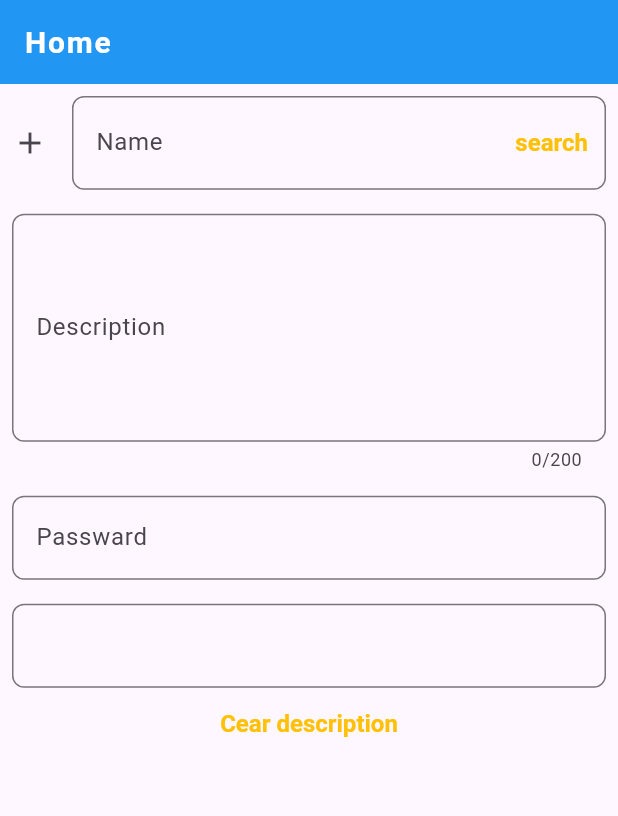
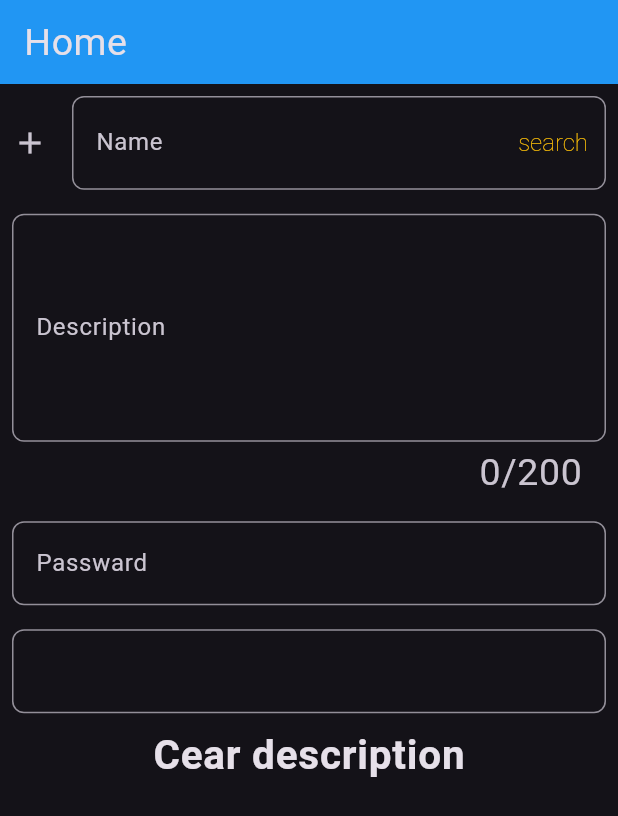
Before and after one commit to Ruman007-75/Ruman007-75, a Flutter app: the screen it shows after launch, on a phone screen of 412 x 824 dp. Shown: the top 816 px of the screen. Run offline on Flutter 3.47's test engine with Material 3 defaults, Android fonts, the phone set to English and light mode, and no system bars.

Commit message:
add text theme

```diff
--- /dev/null
+++ b/lib/home.dart
@@ -0,0 +1,145 @@
+import 'package:flutter/material.dart';
+
+class Home extends StatefulWidget {
+  const Home({super.key});
+
+  @override
+  State<Home> createState() => _HomeState();
+}
+
+class _HomeState extends State<Home> {
+  TextEditingController _descriptionTEController = TextEditingController();
+  @override
+  Widget build(BuildContext context) {
+    return Scaffold(
+      //backgroundColor: Colors.white,
+      appBar: AppBar(
+        title: Text('Home', style: Theme.of(context).textTheme.bodySmall),
+        backgroundColor: Colors.blue,
+      ),
+      body: SingleChildScrollView(
+        child: Padding(
+          padding: const EdgeInsets.all(8.0),
+          child: Column(
+            children: [
+              TextField(
+                enabled: true,
+                decoration: InputDecoration(
+                  label: Text('Name'),
+                  labelStyle: TextStyle(
+                    fontSize: 16,
+                  ),
+                  hintText: 'enter your name',
+                  hintStyle: TextStyle(
+                    color: Colors.green.shade200,
+                  ),
+                  icon: Icon(Icons.add),
+                  prefix: Icon(Icons.search),
+                  suffixIcon: TextButton(
+                    child: Text('search'),
+                    onPressed: (){},
+                  ),
+                  border: OutlineInputBorder(
+                      borderRadius: BorderRadius.circular(8),
+                      borderSide: BorderSide(
+                          color: Colors.deepPurple,
+                          width: 2
+                      )
+                  ),
+                  disabledBorder: OutlineInputBorder(
+                      borderRadius: BorderRadius.circular(8),
+                      borderSide: BorderSide(
+                          color: Colors.green,
+                          width: 2
+                      )
+                  ),
+                  focusedBorder: OutlineInputBorder(
+                      borderRadius: BorderRadius.circular(8),
+                      borderSide: BorderSide(
+                        color: Colors.yellow,
+                      )
+                  ),
+                ),
+              ),
+              SizedBox(height: 16,),
+              TextField(
+                enabled: true,
+                controller: _descriptionTEController,
+                maxLines: 5,
+                maxLength: 200,
+                onTap: (){
+                  print('Taped on taxed field');
+                },
+                onChanged: (String value){
+                  print('value');
+                },
+                decoration: InputDecoration(
+                  label: Text('Description'),
+                  labelStyle: TextStyle(
+                    fontSize: 16,
+                  ),
+                  hintText: 'Enter your Description',
+                  hintStyle: TextStyle(
+                    color: Colors.green.shade200,
+                  ),
+                  border: OutlineInputBorder(
+                      borderRadius: BorderRadius.circular(8),
+                      borderSide: BorderSide(
+                          color: Colors.deepPurple,
+                          width: 2
+                      )
+                  ),
+                  disabledBorder: OutlineInputBorder(
+                      borderRadius: BorderRadius.circular(8),
+                      borderSide: BorderSide(
+                          color: Colors.green,
+                          width: 2
+                      )
+                  ),
+                  focusedBorder: OutlineInputBorder(
+                      borderRadius: BorderRadius.circular(8),
+                      borderSide: BorderSide(
+                        color: Colors.yellow,
+                      )
+                  ),
+                ),
+              ),
+              SizedBox(height: 16,),
+              TextField(
+                enabled: true,
+
+                onChanged: (String value){
+                  print('value');
+                },
+                obscureText: true,
+                controller: TextEditingController(// etr dekte pare,update kore,re save kore
+
+                ),
+                decoration: InputDecoration(
+                  label: Text('Passward'),
+                  labelStyle: TextStyle(
+                    fontSize: 16,
+                  ),
+                  hintText: 'Enter your Passward',
+                ),
+              ),
+              SizedBox(height: 16,),
+              TextField(),
+              TextButton(onPressed: (){
+                //  _descriptionTEController.text= 'Clear';
+                _descriptionTEController.clear();
+              }, child: Text('Cear description', style: Theme.of(context).textTheme.titleSmall?.copyWith(
+                fontWeight: FontWeight.w700,
+                letterSpacing: 0.5,
+                // jodi extra kitchu add kortechi >>copywith (?)pore diye korte hobe
+              ),
+              ),
+              )
+
+            ],
+          ),
+        ),
+      ),
+    );
+  }
+}
--- a/lib/main.dart
+++ b/lib/main.dart
@@ -1,8 +1,11 @@
 //import 'dart:js_interop';
 
 import 'package:flutter/material.dart';
+import 'package:osad_batch_seven/home.dart';
 
 // Textfield, thememode,dark and light mode
+//reformate kibabe korcen jante hobe?
+// 34.39s
 void main() {
   runApp(IntroApp());
 }
@@ -63,6 +66,12 @@ class IntroApp extends StatelessWidget {
           ),
 
         ),
+          textTheme: TextTheme(
+              bodySmall: TextStyle(
+                fontSize: 20,
+              )
+          )
+
       ),
       darkTheme: ThemeData(
         brightness: Brightness.dark,
@@ -73,201 +82,54 @@ class IntroApp extends StatelessWidget {
               fontSize: 20,
               fontWeight: FontWeight.w700,
               letterSpacing: 1.2,
-            )
-        ),
+            )),
         textButtonTheme: TextButtonThemeData(
             style: TextButton.styleFrom(
                 foregroundColor: Colors.amber,
                 textStyle: TextStyle(
                   fontSize: 16,
                   fontWeight: FontWeight.w200,
-                )
-            )
-        ),
+                ))),
         inputDecorationTheme: InputDecorationTheme(
           border: OutlineInputBorder(
               borderRadius: BorderRadius.circular(8),
-              borderSide: BorderSide(
-                  color: Colors.deepPurple,
-                  width: 2
-              )
-          ),
+              borderSide: BorderSide(color: Colors.deepPurple, width: 2)),
           disabledBorder: OutlineInputBorder(
               borderRadius: BorderRadius.circular(8),
-              borderSide: BorderSide(
-                  color: Colors.green,
-                  width: 2
-              )
-          ),
+              borderSide: BorderSide(color: Colors.green, width: 2)),
           focusedBorder: OutlineInputBorder(
               borderRadius: BorderRadius.circular(8),
               borderSide: BorderSide(
                 color: Colors.yellow,
-              )
-          ),
+              )),
           labelStyle: TextStyle(
             fontSize: 16,
           ),
           hintStyle: TextStyle(
             color: Colors.purple.shade200,
           ),
+        ),
+        textTheme: TextTheme(
+          bodySmall: TextStyle(
+            fontSize: 25,
+          ),
+          titleLarge: TextStyle(
+            fontSize: 28,
+            fontWeight: FontWeight.w200,
+          ),
+          titleMedium: TextStyle(
+            fontSize: 28,
+            fontWeight: FontWeight.w600,
+          ),
+          titleSmall: TextStyle(
+            fontSize: 27,
+            fontWeight: FontWeight.w600,
+          )
+        )
+      ),
+      //themeMode: ThemeMode.system,
+      themeMode: ThemeMode.dark,
 
-        ),
-      ),
-      themeMode: ThemeMode.system,
     );
   }
 }
-
-class Home extends StatefulWidget {
-  const Home({super.key});
-
-  @override
-  State<Home> createState() => _HomeState();
-}
-
-class _HomeState extends State<Home> {
-  TextEditingController _descriptionTEController = TextEditingController();
-  @override
-  Widget build(BuildContext context) {
-    return Scaffold(
-      //backgroundColor: Colors.white,
-      appBar: AppBar(
-        title: Text('Home'),
-        backgroundColor: Colors.blue,
-      ),
-      body: SingleChildScrollView(
-        child: Padding(
-          padding: const EdgeInsets.all(8.0),
-          child: Column(
-            children: [
-              TextField(
-                enabled: true,
-                decoration: InputDecoration(
-                  label: Text('Name'),
-                  labelStyle: TextStyle(
-                    fontSize: 16,
-                  ),
-                  hintText: 'enter your name',
-                  hintStyle: TextStyle(
-                    color: Colors.green.shade200,
-                  ),
-                  icon: Icon(Icons.add),
-                  prefix: Icon(Icons.search),
-                  suffixIcon: TextButton(
-                    child: Text('search'),
-                    onPressed: (){},
-                  ),
-                  border: OutlineInputBorder(
-                    borderRadius: BorderRadius.circular(8),
-                    borderSide: BorderSide(
-                      color: Colors.deepPurple,
-                      width: 2
-                    )
-                  ),
-                  disabledBorder: OutlineInputBorder(
-                    borderRadius: BorderRadius.circular(8),
-                    borderSide: BorderSide(
-                      color: Colors.green,
-                      width: 2
-                    )
-                  ),
-                  focusedBorder: OutlineInputBorder(
-                    borderRadius: BorderRadius.circular(8),
-                    borderSide: BorderSide(
-                      color: Colors.yellow,
-                    )
-                  ),
-                ),
-              ),
-              SizedBox(height: 16,),
-              TextField(
-                enabled: true,
-                controller: _descriptionTEController,
-                maxLines: 5,
-                maxLength: 200,
-                onTap: (){
-                  print('Taped on taxed field');
-                },
-                onChanged: (String value){
-                  print('value');
-                },
-                decoration: InputDecoration(
-                  label: Text('Description'),
-                  labelStyle: TextStyle(
-                    fontSize: 16,
-                  ),
-                  hintText: 'Enter your Description',
-                  hintStyle: TextStyle(
-                    color: Colors.green.shade200,
-                  ),
-                  border: OutlineInputBorder(
-                      borderRadius: BorderRadius.circular(8),
-                      borderSide: BorderSide(
-                          color: Colors.deepPurple,
-                          width: 2
-                      )
-                  ),
-                  disabledBorder: OutlineInputBorder(
-                      borderRadius: BorderRadius.circular(8),
-                      borderSide: BorderSide(
-                          color: Colors.green,
-                          width: 2
-                      )
-                  ),
-                  focusedBorder: OutlineInputBorder(
-                      borderRadius: BorderRadius.circular(8),
-                      borderSide: BorderSide(
-                        color: Colors.yellow,
-                      )
-                  ),
-                ),
-              ),
-              SizedBox(height: 16,),
-              TextField(
-                enabled: true,
-
-                onChanged: (String value){
-                  print('value');
-                },
-                obscureText: true,
-                controller: TextEditingController(// etr dekte pare,update kore,re save kore
-
-                ),
-                decoration: InputDecoration(
-                  label: Text('Passward'),
-                  labelStyle: TextStyle(
-                    fontSize: 16,
-                  ),
-                  hintText: 'Enter your Passward',
-                ),
-              ),
-              SizedBox(height: 16,),
-              TextField(),
-              TextButton(onPressed: (){
-              //  _descriptionTEController.text= 'Clear';
-                _descriptionTEController.clear();
-              }, child: Text('Cear description'))
-
-            ],
-          ),
-        ),
-      ),
-    );
-  }
-}
-
-class SettingScreen extends StatelessWidget {
-  const SettingScreen({super.key});
-
-  @override
-  Widget build(BuildContext context) {
-    return Scaffold(
-      backgroundColor: Colors.white,
-      appBar: AppBar(
-        //backgroundColor: Colors.blue, //upore theme set kora takle ekkene dite hoi na
-        title: Text('Setting'),
-      ),
-    );
-  }
-}
--- /dev/null
+++ b/lib/setting.dart
@@ -0,0 +1,16 @@
+import 'package:flutter/material.dart';
+
+class SettingScreen extends StatelessWidget {
+  const SettingScreen({super.key});
+
+  @override
+  Widget build(BuildContext context) {
+    return Scaffold(
+      backgroundColor: Colors.white,
+      appBar: AppBar(
+        //backgroundColor: Colors.blue, //upore theme set kora takle ekkene dite hoi na
+        title: Text('Setting'),
+      ),
+    );
+  }
+}
```
